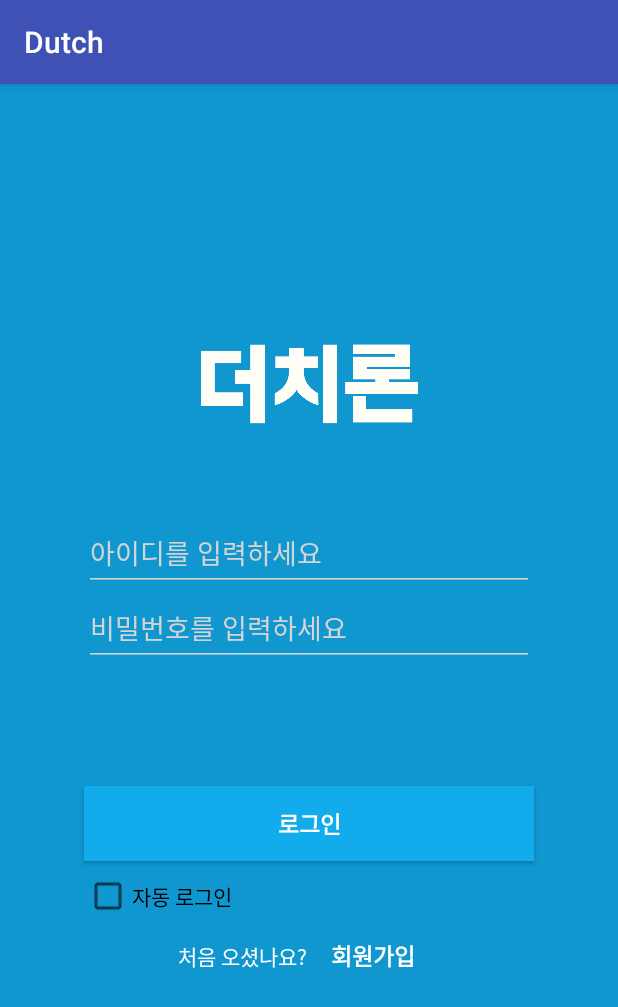
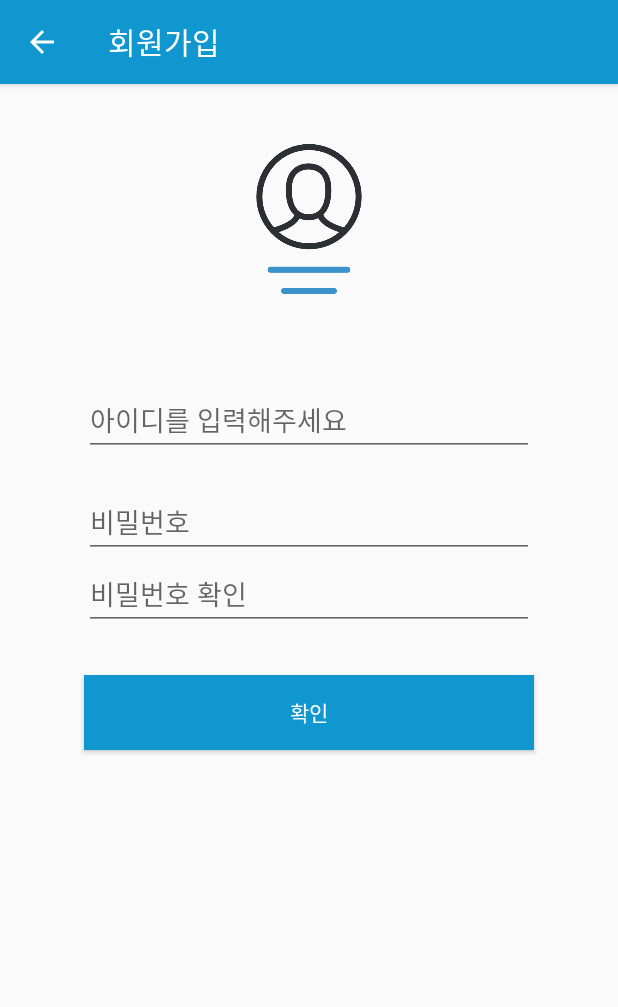
Before and after one commit to yein28/DutchPay_NonFB, an Android app: the screen it shows after launch (LoginActivity before the commit, JoinActivity after it), after a tap on "회원가입", on a phone screen of 412 x 824 dp. Shown: the top 1007 px of the screen. Run offline under Robolectric (Android 15) with nearby library versions, the phone set to English and light mode, and no system bars.

Commit message:
-JoinActivity에서 AsyncTask 분리 -모든 문자열은 string 리소스에서 관리 할 수 있도록

```diff
--- /dev/null
+++ b/app/src/main/java/com/yein/dutch/JoinActivity.java
@@ -0,0 +1,51 @@
+package com.yein.dutch;
+
+import android.os.AsyncTask;
+import android.support.design.widget.Snackbar;
+import android.support.v7.app.ActionBar;
+import android.support.v7.app.AppCompatActivity;
+import android.os.Bundle;
+import android.view.View;
+import android.widget.EditText;
+
+public class JoinActivity extends AppCompatActivity {
+
+    private EditText _id;
+    private EditText _pwd;
+    private EditText _pwdCheck;
+
+    String link = "";
+
+    @Override
+    protected void onCreate(Bundle savedInstanceState) {
+        super.onCreate(savedInstanceState);
+        setContentView(R.layout.activity_join);
+
+        ActionBar actionBar = getSupportActionBar();
+        actionBar.setDisplayHomeAsUpEnabled(true);
+
+        this._id = findViewById(R.id.et_inputID);
+        this._pwd = findViewById(R.id.et_inputPwd);
+        this._pwdCheck = findViewById(R.id.et_pwdCheck);
+    }
+
+    public void join(View view){
+        String id = this._id.getText().toString();
+        String pwd = this._pwd.getText().toString();
+        String chk = this._pwdCheck.getText().toString();
+
+        if(pwd.equals(chk)){
+            if(id.getBytes().length > 0 && pwd.getBytes().length > 0){
+                InputMemberToDB inputMemberToDB = new InputMemberToDB();
+                inputMemberToDB.execute(getString(R.string.default_link)+"join.php", id, pwd);
+            }else{
+                Snackbar.make(view,getString(R.string.input_id_pwd),Snackbar.LENGTH_SHORT).show();
+            }
+        }else{
+            Snackbar.make(view, getString(R.string.diff_pwd_chk), Snackbar.LENGTH_SHORT).show();
+        }
+    }
+
+
+
+}
--- a/app/src/main/java/com/yein/dutch/LoginActivity.java
+++ b/app/src/main/java/com/yein/dutch/LoginActivity.java
@@ -1,6 +1,7 @@
 package com.yein.dutch;
 
 import android.content.Intent;
+import android.graphics.Paint;
 import android.support.v7.app.AppCompatActivity;
 import android.os.Bundle;
 import android.view.View;
@@ -23,8 +24,7 @@ public class LoginActivity extends AppCompatActivity {
     }
 
     public void join(View view){
-        Intent intent = new Intent(getApplicationContext(), null);
-        //
+        Intent intent = new Intent(this, JoinActivity.class);
         startActivity(intent);
     }
 
--- /dev/null
+++ b/app/src/main/res/layout/activity_join.xml
@@ -0,0 +1,79 @@
+<?xml version="1.0" encoding="utf-8"?>
+<LinearLayout xmlns:android="http://schemas.android.com/apk/res/android"
+    android:id="@+id/activity_join"
+    android:layout_width="match_parent"
+    android:layout_height="match_parent"
+    android:focusable="true"
+    android:orientation="vertical"
+    android:focusableInTouchMode="true">
+
+    <ScrollView
+        android:layout_width="match_parent"
+        android:layout_height="wrap_content">
+
+        <TableLayout
+            android:layout_marginTop = "40dp"
+            android:layout_width="match_parent"
+            android:layout_height="match_parent"
+            android:gravity="center_vertical">
+
+            <TableRow
+                android:layout_marginBottom="60dp"
+                android:gravity="center">
+                <ImageView
+                    android:layout_width="100dp"
+                    android:layout_height="100dp"
+                    android:src="@drawable/user" />
+            </TableRow>
+
+            <TableRow
+                android:layout_marginBottom="20dp"
+                android:gravity="center">
+
+                <EditText
+                    android:id="@+id/et_inputID"
+                    android:layout_width="300dp"
+                    android:layout_height="match_parent"
+                    android:hint="아이디를 입력해주세요"
+                    android:maxLines="1" />
+            </TableRow>
+
+            <TableRow android:gravity="center">
+
+                <EditText
+                    android:id="@+id/et_inputPwd"
+                    android:layout_width="300dp"
+                    android:layout_height="match_parent"
+                    android:hint="비밀번호"
+                    android:inputType="textPassword"
+                    android:maxLines="1" />
+            </TableRow>
+
+            <TableRow
+                android:layout_marginBottom="30dp"
+                android:gravity="center">
+
+                <EditText
+                    android:id="@+id/et_pwdCheck"
+                    android:layout_width="300dp"
+                    android:layout_height="match_parent"
+                    android:hint="비밀번호 확인"
+                    android:inputType="textPassword"
+                    android:maxLines="1"
+                    android:textCursorDrawable="@null" />
+            </TableRow>
+        </TableLayout>
+    </ScrollView>
+
+
+    <Button
+        android:layout_gravity="center"
+        android:id="@+id/btnOk"
+        android:layout_width="300dp"
+        android:layout_height="50dp"
+        android:background="@color/colorSky"
+        android:onClick="join"
+        android:text="확인"
+        android:textColor="@android:color/white" />
+
+</LinearLayout>
--- a/app/src/main/res/layout/activity_login.xml
+++ b/app/src/main/res/layout/activity_login.xml
@@ -27,9 +27,10 @@
         android:gravity="center">
 
         <EditText
+            android:inputType="text"
             android:layout_height="50dp"
             android:layout_width = "300dp"
-            android:hint="아이디를 입력하세요"
+            android:hint="@string/input_id"
             android:lines="1"
             android:singleLine="true"
             android:textColorHint="@color/colorGray"
@@ -41,7 +42,7 @@
         <EditText
             android:layout_height="50dp"
             android:layout_width = "300dp"
-            android:hint="비밀번호를 입력하세요"
+            android:hint="@string/input_pwd"
             android:lines="1"
             android:singleLine="true"
             android:textCursorDrawable="@null"
@@ -54,7 +55,7 @@
         <Button
             android:layout_height="50dp"
             android:layout_width="300dp"
-            android:text="로그인"
+            android:text="@string/login"
             android:textStyle="bold"
             android:background="@color/colorDeep"
             android:textSize="15dp"
@@ -66,7 +67,7 @@
 
         <CheckBox
             android:layout_marginTop="7dp"
-            android:text="자동 로그인"
+            android:text="@string/auto_login"
             android:layout_width="300dp"
             android:layout_height="wrap_content"
             android:id="@+id/auto_login" />
@@ -81,7 +82,7 @@
                 android:layout_width="wrap_content"
                 android:layout_height="wrap_content"
                 android:textColor="@android:color/white"
-                android:text="처음 오셨나요?"/>
+                android:text="@string/been_first"/>
 
             <Button
                 android:layout_height="wrap_content"
@@ -90,7 +91,7 @@
                 android:background="@null"
                 android:textSize="15dp"
                 android:textStyle="bold"
-                android:text =  "회원가입"
+                android:text="@string/join"
                 android:onClick = "join"
                 android:id = "@+id/btnJoin"/>
 
--- a/app/src/main/res/values/strings.xml
+++ b/app/src/main/res/values/strings.xml
@@ -1,3 +1,16 @@
 <resources>
     <string name="app_name">Dutch</string>
+
+    <string name="default_link">http://35.234.38.124/dutch/</string>
+
+    <!-- Join Activity -->
+    <string name="input_id">아이디를 입력해주세요.</string>
+    <string name="input_pwd">비밀번호를 입력해주세요.</string>
+    <string name="login">로그인</string>
+    <string name="auto_login">자동 로그인</string>
+    <string name="been_first">처음 오셨나요?</string>
+    <string name="join">회원가입</string>
+    <string name="input_id_pwd">ID와 비밀번호를 입력해주세요.</string>
+    <string name="diff_pwd_chk">비밀번호 확인이 다릅니다.</string>
+
 </resources>
```
Also changed, not shown: app/src/main/AndroidManifest.xml (+15 -3 lines), app/src/main/java/com/yein/dutch/InputMemberToDB.java (added, +64 -0 lines).
